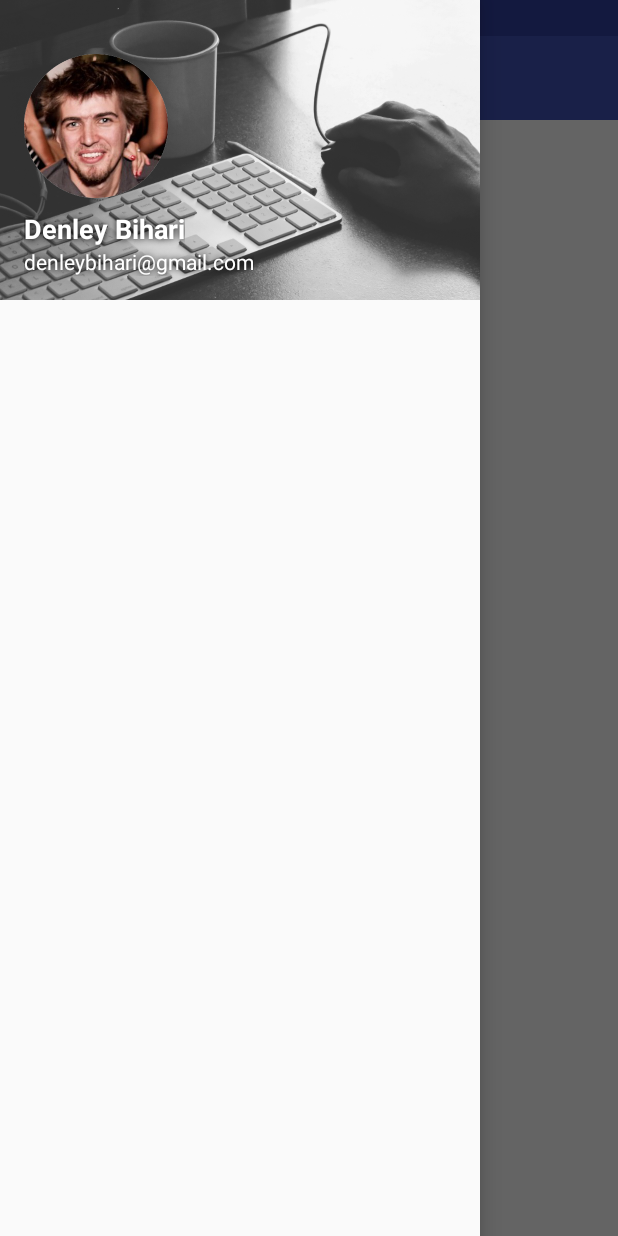
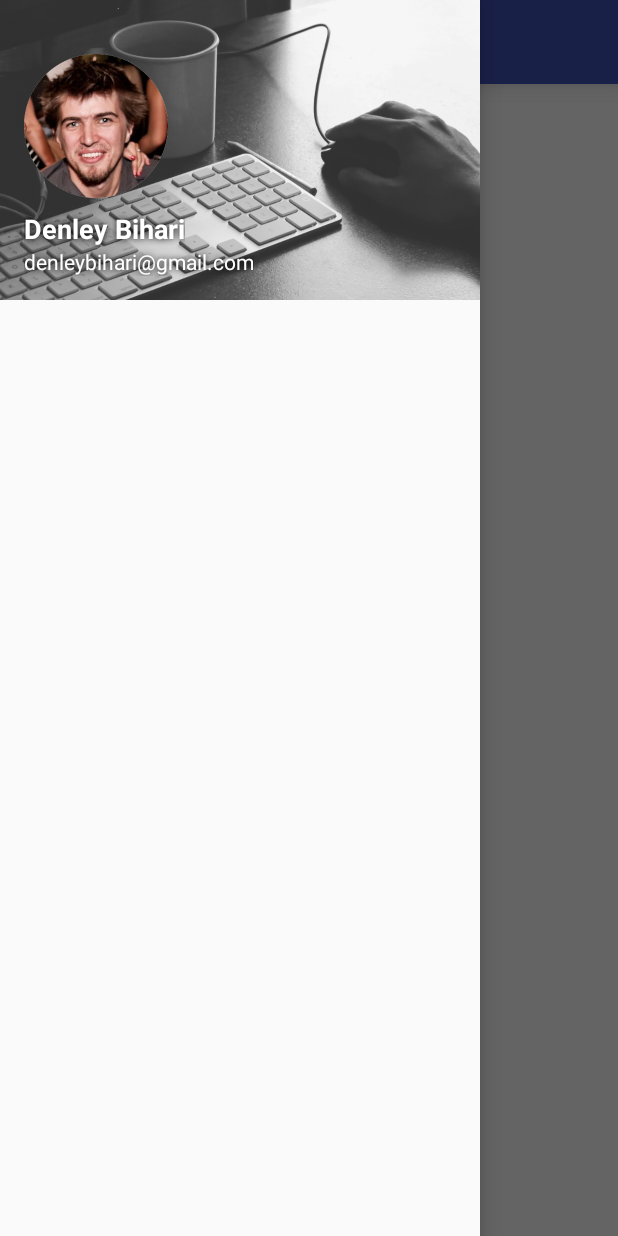
Before and after one commit to denley/DenleyBihari, an Android app: the screen it shows after launch (MainActivity), with the side drawer open, on a phone screen of 412 x 824 dp. Run offline under Robolectric (Android 15) with nearby library versions, the phone set to English and light mode, and no system bars; our stand-ins replace ButterKnife; 5 statements that could not run were skipped.

Commit message:
Fixed status bar inset issues

```diff
--- a/app/src/main/java/me/denley/denleybihari/MainActivity.java
+++ b/app/src/main/java/me/denley/denleybihari/MainActivity.java
@@ -11,7 +11,6 @@ import android.support.v7.app.ActionBarDrawerToggle;
 import android.support.v7.widget.Toolbar;
 import android.view.Gravity;
 import android.view.View;
-import android.view.ViewGroup;
 import android.widget.ScrollView;
 import android.widget.Toast;
 
@@ -64,7 +63,6 @@ public class MainActivity extends ActionBarActivity implements NavigationDrawerV
     private LinkedList<BackStackEntry> backStack = new LinkedList<BackStackEntry>();
 
 
-    @InjectView(R.id.systemBarBackground) View systemBarBackground;
     @InjectView(R.id.toolbar) Toolbar toolbar;
     @InjectView(R.id.main_content) ScrollView mainContentView;
     @InjectView(R.id.drawer_layout) DrawerLayout drawerLayout;
@@ -76,7 +74,9 @@ public class MainActivity extends ActionBarActivity implements NavigationDrawerV
         super.onCreate(savedInstanceState);
         setContentView(R.layout.activity_main);
         ButterKnife.inject(this);
-        setSystemBarHeight();
+
+        // Set the status bar colour
+        drawerLayout.setStatusBarBackground(R.color.colorPrimaryDark);
 
         // Set up navigation drawer
         final ActionBarDrawerToggle drawerToggle = new ActionBarDrawerToggle(
@@ -96,7 +96,6 @@ public class MainActivity extends ActionBarActivity implements NavigationDrawerV
         drawerLayout.setDrawerListener(drawerToggle);
         navigationDrawer.setPageLoader(this);
         drawerToggle.syncState();
-
 
         contactButton.attachToScrollView(mainContentView);
     }
@@ -206,17 +205,4 @@ public class MainActivity extends ActionBarActivity implements NavigationDrawerV
         }
     }
 
-    /** Measures the status bar height, and sets the height of the overlay view accordingly */
-    private void setSystemBarHeight() {
-        int height = 0;
-        int resourceId = getResources().getIdentifier("status_bar_height", "dimen", "android");
-        if (resourceId > 0) {
-            height = getResources().getDimensionPixelSize(resourceId);
-        }
-
-        final ViewGroup.LayoutParams params = systemBarBackground.getLayoutParams();
-        params.height = height;
-        systemBarBackground.setLayoutParams(params);
-    }
-
 }
--- a/app/src/main/res/layout/activity_main.xml
+++ b/app/src/main/res/layout/activity_main.xml
@@ -9,27 +9,11 @@
     android:fitsSystemWindows="true"
     >
 
-    <me.denley.denleybihari.ScrimInsetsFrameLayout
-        xmlns:android="http://schemas.android.com/apk/res/android"
-        xmlns:app="http://schemas.android.com/apk/res-auto"
-        android:layout_width="match_parent"
-        android:layout_height="match_parent"
-        android:fitsSystemWindows="true"
-        app:insetForeground="#0000"
-        >
     <LinearLayout
         android:orientation="vertical"
         android:layout_width="match_parent"
         android:layout_height="match_parent"
-            android:fitsSystemWindows="true"
         >
-
-            <View
-                android:id="@+id/systemBarBackground"
-                android:background="?attr/colorPrimaryDark"
-                android:layout_width="match_parent"
-                android:layout_height="0dp"
-                />
 
         <android.support.v7.widget.Toolbar
             android:id="@+id/toolbar"
@@ -40,8 +24,8 @@
             app:title="@string/app_name"
             app:contentInsetLeft="72dp"
             app:contentInsetStart="72dp"
+            android:elevation="8dp"
             />
-
 
         <RelativeLayout
             android:layout_width="match_parent"
@@ -62,7 +46,6 @@
         </RelativeLayout>
 
     </LinearLayout>
-    </me.denley.denleybihari.ScrimInsetsFrameLayout>
 
     <!-- Navigation drawer -->
     <include layout="@layout/navigation_drawer" />
```
Lines whose indentation alone changed are shown as unchanged.
